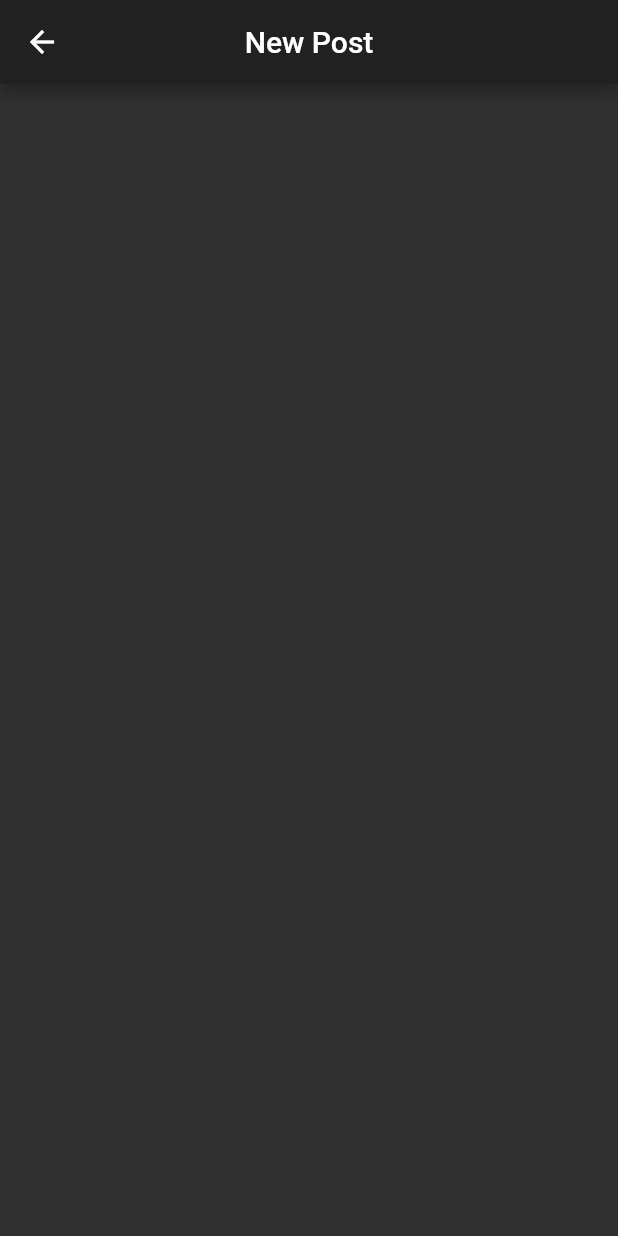
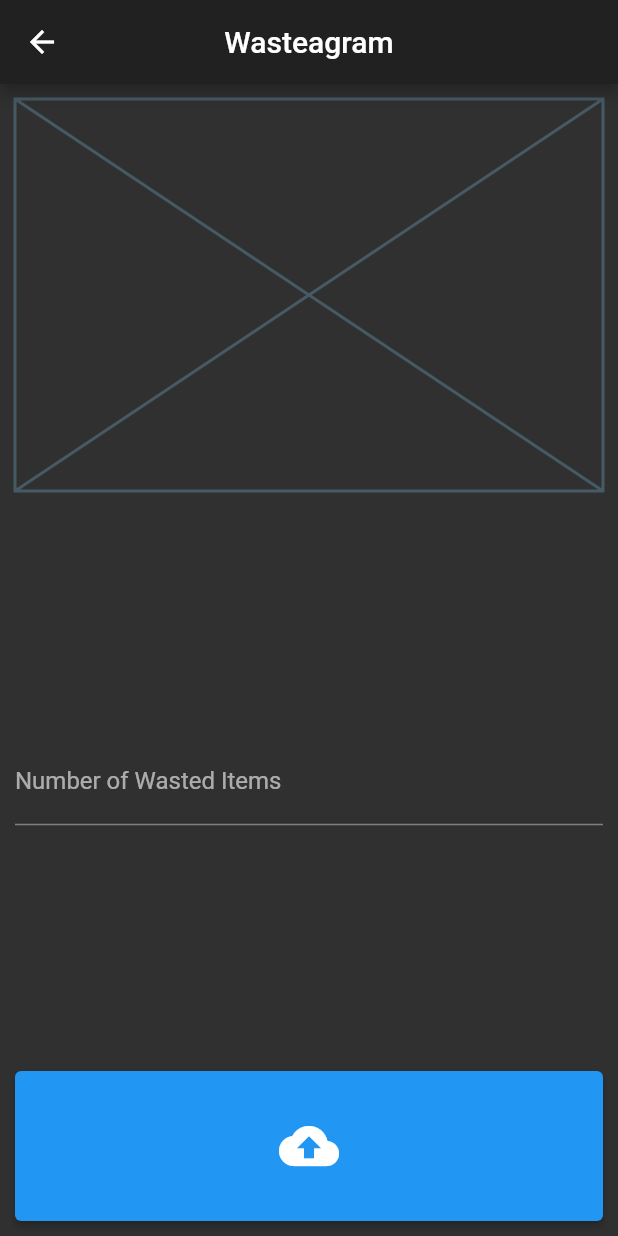
Before and after one commit to rhinotechie/wasteagram, a Flutter app: the NewScreen screen opened directly, on a phone screen of 412 x 824 dp. Run offline on Flutter 3.47's test engine with Material 2 defaults, Android fonts, the phone set to English and light mode, and no system bars; our stand-ins replace cloud_firestore, firebase_core; accounts and stored records are empty.

Commit message:
New Post screen closes

```diff
--- a/wasteagram/lib/screens/details_screen.dart
+++ b/wasteagram/lib/screens/details_screen.dart
@@ -34,7 +34,7 @@ class DetailsScreen extends StatelessWidget {
   Widget build(BuildContext context) {
     return Scaffold(
       appBar: AppBar(
-        title: Text('Details'),
+        title: Text('Wasteagram'),
         centerTitle: true,
       ),
       body: Container(
--- a/wasteagram/lib/screens/new_screen.dart
+++ b/wasteagram/lib/screens/new_screen.dart
@@ -12,10 +12,50 @@ class _NewScreenState extends State<NewScreen> {
   Widget build(BuildContext context) {
     return Scaffold(
       appBar: AppBar(
-        title: Text('New Post'),
+        title: Text('Wasteagram'),
         centerTitle: true,
       ),
-      body: Container(),
+      body: Container(
+          padding: EdgeInsets.all(10),
+          width: double.infinity,
+          child: Column(
+            crossAxisAlignment: CrossAxisAlignment.center,
+            mainAxisAlignment: MainAxisAlignment.spaceBetween,
+            children: [
+              AspectRatio(
+                child: Placeholder(),
+                aspectRatio: 3 / 2,
+              ),
+              TextFormField(
+                decoration: InputDecoration(
+                    labelText: 'Number of Wasted Items',
+                    border: UnderlineInputBorder()),
+                onSaved: (value) {
+                  print('Saved!');
+                },
+                validator: (value) {
+                  if (value!.isEmpty) {
+                    return 'Item amount can\'t be empty.';
+                  } else {
+                    return null;
+                  }
+                },
+              ),
+              Container(
+                width: double.infinity,
+                height: 100,
+                child: ElevatedButton(
+                    onPressed: () {
+                      Navigator.of(context).pop();
+                    },
+                    child: Icon(
+                      Icons.cloud_upload,
+                      color: Colors.white,
+                      size: 40,
+                    )),
+              )
+            ],
+          )),
     );
   }
 }
```
